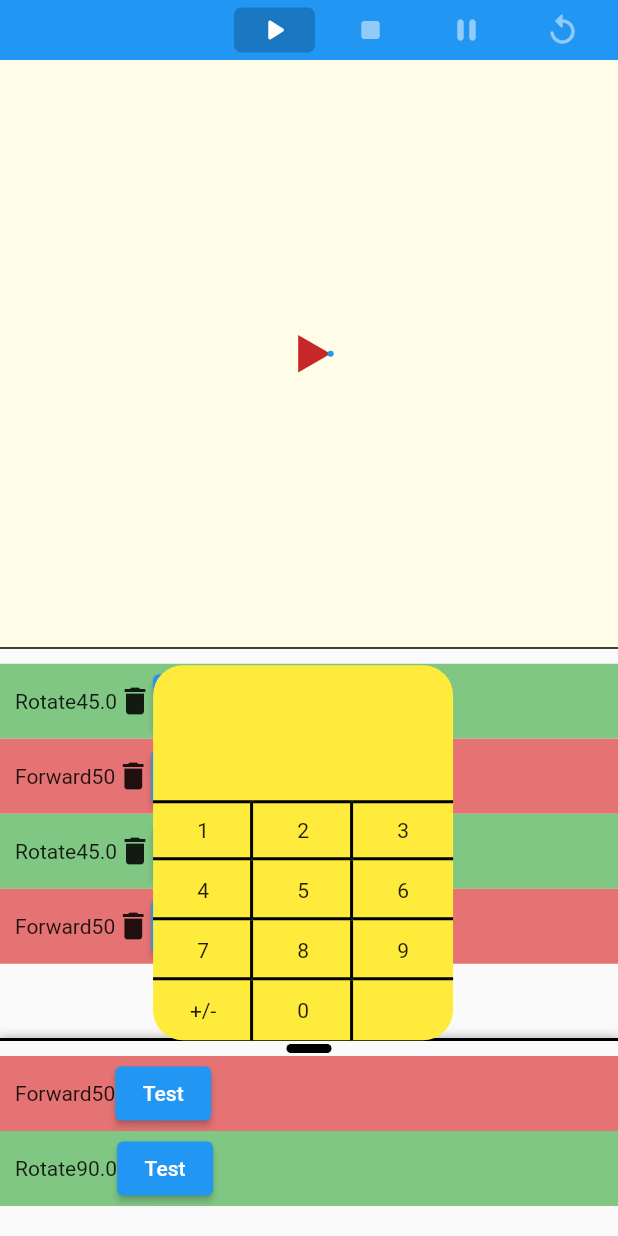
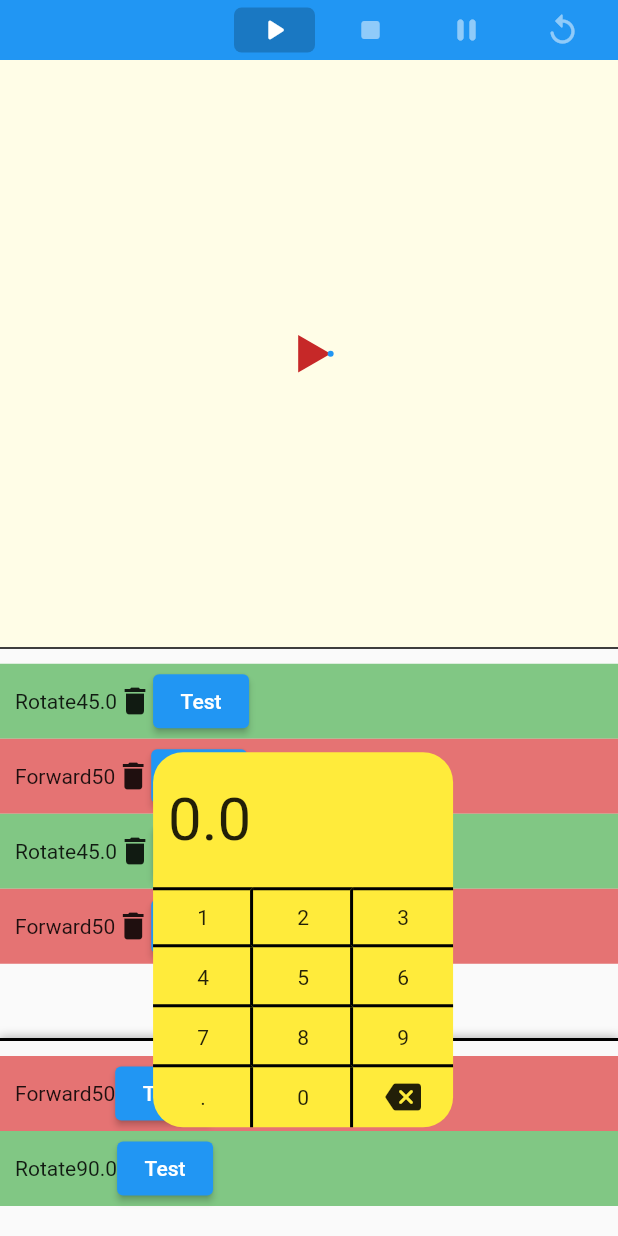
Before and after one commit to GiacomoPignoni/turtle_game, a Flutter app: the screen it shows after launch, after a tap on the "delete" icon, after a tap on "Test", on a phone screen of 412 x 824 dp. Run offline on Flutter 3.47's test engine with Material 2 defaults, Android fonts, the light colour scheme and no system bars; drawn by our look-alikes of auto_size_text.

Commit message:
Some other improvements on numpad

```diff
--- a/lib/screens/main/widgets/top_bar.dart
+++ b/lib/screens/main/widgets/top_bar.dart
@@ -84,6 +84,7 @@ class _TopBarButtonState extends State<TopBarButton> {
         child: Tooltip(
           message: widget.disabled ? "" : widget.tooltipMessage,
           waitDuration: const Duration(milliseconds: 500),
+          child: RepaintBoundary(
             child: AnimatedContainer(
               duration: const Duration(milliseconds: 200),
               height: 30,
@@ -95,6 +96,7 @@ class _TopBarButtonState extends State<TopBarButton> {
               child: Icon(
                 widget.icon,
                 color: (widget.disabled) ? Theme.of(context).colorScheme.onPrimary.withOpacity(0.5) : Theme.of(context).colorScheme.onPrimary,
+              ),
             ),
           ),
         ),
--- a/lib/widgets/numpad_popup.dart
+++ b/lib/widgets/numpad_popup.dart
@@ -1,12 +1,8 @@
-import 'dart:ui';
-
+import 'package:auto_size_text/auto_size_text.dart';
 import 'package:flutter/material.dart';
 
 class NumpadPopupButton extends StatefulWidget {
-  final Offset offset;
-
   const NumpadPopupButton({
-    this.offset = Offset.zero,
     Key? key
   }) : super(key: key);
 
@@ -27,39 +23,61 @@ class _NumpadPopupButtonState extends State<NumpadPopupButton> {
 
   Future<void> _showPopup({
     bool useRootNavigator = false,
+    double initialValue = 0
   }) async {
-    final RenderBox button = context.findRenderObject()! as RenderBox;
-    final RenderBox overlay = Navigator.of(context).overlay!.context.findRenderObject()! as RenderBox;
-    final RelativeRect position = RelativeRect.fromRect(
+    final button = context.findRenderObject()! as RenderBox;
+    final offset = Offset(0, button.size.height + 10);
+    final overlay = Navigator.of(context).overlay!.context.findRenderObject()! as RenderBox;
+    final position = RelativeRect.fromRect(
       Rect.fromPoints(
-        button.localToGlobal(widget.offset, ancestor: overlay),
-        button.localToGlobal(button.size.bottomRight(Offset.zero) + widget.offset, ancestor: overlay),
+        button.localToGlobal(offset, ancestor: overlay),
+        button.localToGlobal(button.size.bottomRight(Offset.zero) + offset, ancestor: overlay),
       ),
       Offset.zero & overlay.size,
     );
 
-    final NavigatorState navigator = Navigator.of(context, rootNavigator: useRootNavigator);
+    final navigator = Navigator.of(context, rootNavigator: useRootNavigator);
     await navigator.push(_NumpadPopupRoute(
       position: position,
+      initialValue: initialValue,
       barrierLabel: MaterialLocalizations.of(context).modalBarrierDismissLabel,
       capturedThemes: InheritedTheme.capture(from: context, to: navigator.context),
     ));
   }
 }
 
-class _NumpadPopup extends StatelessWidget {
-  final double _borderRadiusValue = 20;
-
+class _NumpadPopup extends StatefulWidget {
+  final double initialValue;
   final _NumpadPopupRoute route;
 
   const _NumpadPopup({
-    required this.route
+    required this.route,
+    required this.initialValue
   });
+
+  @override
+  State<_NumpadPopup> createState() => _NumpadPopupState();
+}
+
+class _NumpadPopupState extends State<_NumpadPopup> {
+  final double _borderRadiusValue = 20;
+  late final ValueNotifier<String> _currentValue;
+
+  @override
+  void initState() {
+    String tempCurrentValue = widget.initialValue.toString();
+    final last = tempCurrentValue.split(".").last;
+    if(last == "0") {
+      tempCurrentValue.replaceAll(last, "");
+    }
+    _currentValue = ValueNotifier(tempCurrentValue);
+    super.initState();
+  }
 
   @override
   Widget build(BuildContext context) {
     return ScaleTransition(
-      scale: route.animation!,
+      scale: widget.route.animation!,
       child: Container(
         width: 200,
         height: 250,
@@ -70,22 +88,48 @@ class _NumpadPopup extends StatelessWidget {
         child: Column(
           children: [
             Expanded(
-              child: Container()
+              child: Padding(
+                padding: const EdgeInsets.symmetric(horizontal: 10),
+                child: Row(
+                  children: [
+                    Expanded(
+                      child: ValueListenableBuilder<String>(
+                        valueListenable: _currentValue,
+                        builder: (context, currentValue, child) {
+                          return AutoSizeText(
+                            currentValue,
+                            maxLines: 1,
+                            style: const TextStyle(
+                              fontSize: 40
+                            ),
+                          );
+                        },
+                      ),
+                    )
+                  ],
+                ),
+              )
             ),
             _NumpadPopupButtonsRow(
               firstRow: true,
               buttonsData: [
                 _NumpadPopupButtonsData(
                   text: "1",
-                  onPressed: () => {}
+                  onPressed: () => setState(() {
+                    _currentValue.value += "1";
+                  })
                 ),
                 _NumpadPopupButtonsData(
                   text: "2",
-                  onPressed: () => {}
+                  onPressed: () => setState(() {
+                    _currentValue.value += "2";
+                  })
                 ),
                 _NumpadPopupButtonsData(
                   text: "3",
-                  onPressed: () => {}
+                  onPressed: () => setState(() {
+                    _currentValue.value += "3";
+                  })
                 )
               ],
             ),
@@ -93,15 +137,21 @@ class _NumpadPopup extends StatelessWidget {
               buttonsData: [
                 _NumpadPopupButtonsData(
                   text: "4",
-                  onPressed: () => {}
+                  onPressed: () => setState(() {
+                    _currentValue.value += "4";
+                  })
                 ),
                 _NumpadPopupButtonsData(
                   text: "5",
-                  onPressed: () => {}
+                  onPressed: () => setState(() {
+                    _currentValue.value += "5";
+                  })
                 ),
                 _NumpadPopupButtonsData(
                   text: "6",
-                  onPressed: () => {}
+                  onPressed: () => setState(() {
+                    _currentValue.value += "6";
+                  })
                 )
               ],
             ),
@@ -109,15 +159,21 @@ class _NumpadPopup extends StatelessWidget {
               buttonsData: [
                 _NumpadPopupButtonsData(
                   text: "7",
-                  onPressed: () => {}
+                  onPressed: () => setState(() {
+                    _currentValue.value += "7";
+                  })
                 ),
                 _NumpadPopupButtonsData(
                   text: "8",
-                  onPressed: () => {}
+                  onPressed: () => setState(() {
+                    _currentValue.value += "8";
+                  })
                 ),
                 _NumpadPopupButtonsData(
                   text: "9",
-                  onPressed: () => {}
+                  onPressed: () => setState(() {
+                    _currentValue.value += "9";
+                  })
                 )
               ],
             ),
@@ -126,16 +182,32 @@ class _NumpadPopup extends StatelessWidget {
               borderRadius: _borderRadiusValue,
               buttonsData: [
                 _NumpadPopupButtonsData(
-                  text: "+/-",
-                  onPressed: () => {}
+                  text: ".",
+                  onPressed: () {
+                    if(_currentValue.value.contains(".") == false) {
+                      setState(() {
+                        _currentValue.value += ".";
+                      });
+                    }
+                  }
                 ),
                 _NumpadPopupButtonsData(
                   text: "0",
-                  onPressed: () => {}
+                  onPressed: () => setState(() {
+                    _currentValue.value += "0";
+                  })
                 ),
                 _NumpadPopupButtonsData(
-                  text: null,
-                  onPressed: () => {}
+                  child: const Icon(
+                    Icons.backspace_rounded
+                  ),
+                  onPressed: () {
+                    if(_currentValue.value.isNotEmpty) {
+                       setState(() {
+                        _currentValue.value = _currentValue.value.substring(0, _currentValue.value.length - 1);
+                      });
+                    }
+                  }
                 )
               ],
             ),
@@ -148,10 +220,12 @@ class _NumpadPopup extends StatelessWidget {
 
 class _NumpadPopupButtonsData {
   final String? text;
+  final Widget? child;
   final void Function() onPressed;
 
   const _NumpadPopupButtonsData({
-    required this.text,
+    this.text,
+    this.child,
     required this.onPressed
   });
 }
@@ -179,9 +253,10 @@ class _NumpadPopupButtonsRow extends StatelessWidget{
           final borderRadiusAlignment = _calculateBorderRadiusAlignment(index);
 
           return _NumpadPopopButton(
-            text: buttonData.text ?? "",
+            text: buttonData.text,
+            child: buttonData.child,
             onPressed: buttonData.onPressed,
-            enabled: buttonData.text != null,
+            enabled: buttonData.text != null || buttonData.child != null,
             showTopBorder: firstRow,
             showBottomBorder: lastRow == false,
             showRightBorder: (index == buttonsData.length - 1) == false,
@@ -207,7 +282,8 @@ class _NumpadPopupButtonsRow extends StatelessWidget{
 }
 
 class _NumpadPopopButton extends StatefulWidget {
-  final String text;
+  final String? text;
+  final Widget? child;
   final void Function() onPressed;
   final bool enabled;
   final bool showTopBorder;
@@ -218,8 +294,9 @@ class _NumpadPopopButton extends StatefulWidget {
   final Alignment? borderRadiusAlignment;
 
   const _NumpadPopopButton({
-    required this.text,
     required this.onPressed,
+    this.text,
+    this.child,
     this.enabled = true,
     this.showTopBorder = false,
     this.showRightBorder = true,
@@ -227,7 +304,7 @@ class _NumpadPopopButton extends StatefulWidget {
     this.borderColor = Colors.black,
     this.borderRadius,
     this.borderRadiusAlignment
-  }) : assert(borderRadiusAlignment != null || borderRadius == null);
+  }) : assert((borderRadiusAlignment != null || borderRadius == null) && (text == null || child == null));
 
   @override
   State<_NumpadPopopButton> createState() => _NumpadPopopButtonState();
@@ -239,6 +316,8 @@ class _NumpadPopopButtonState extends State<_NumpadPopopButton> {
   @override
   Widget build(BuildContext context) {
     return Flexible(
+      child: MouseRegion(
+        cursor: (widget.enabled) ? SystemMouseCursors.click : SystemMouseCursors.alias,
         child: GestureDetector(
           onTapDown:  widget.enabled ? (_) => setState(() => _isDown = true) : null,
           onTapCancel: widget.enabled ? () => setState(() => _isDown = false) : null,
@@ -246,12 +325,13 @@ class _NumpadPopopButtonState extends State<_NumpadPopopButton> {
           onTap: widget.onPressed,
           child: Stack(
             children: [
-            AnimatedContainer(
+              RepaintBoundary(
+                child: AnimatedContainer(
                   duration: const Duration(milliseconds: 100),
                   height: 40,
                   alignment: Alignment.center,
                   decoration: BoxDecoration(
-                color: _isDown ? const Color(0x44101010) : const Color(0x00000000),
+                    color: _isDown && widget.text != null ? const Color(0x44101010) : const Color(0x00000000),
                     borderRadius: BorderRadius.only(
                       topLeft: (widget.borderRadiusAlignment == Alignment.topLeft) ? Radius.circular(widget.borderRadius!) : Radius.zero,
                       topRight: (widget.borderRadiusAlignment == Alignment.topRight) ? Radius.circular(widget.borderRadius!) : Radius.zero,
@@ -259,7 +339,14 @@ class _NumpadPopopButtonState extends State<_NumpadPopopButton> {
                       bottomLeft: (widget.borderRadiusAlignment == Alignment.bottomLeft) ? Radius.circular(widget.borderRadius!) : Radius.zero,
                     ),
                   ),
-              child: Text(widget.text),
+                  child: (widget.text != null)
+                    ? Text(widget.text!)
+                    : AnimatedScale(
+                      scale: _isDown && widget.child != null ? 0.9 : 1,
+                      duration: const Duration(milliseconds: 100),
+                      child: widget.child,
+                    ),
+                ),
               ),
               Container(
                 height: 40,
@@ -274,6 +361,7 @@ class _NumpadPopopButtonState extends State<_NumpadPopopButton> {
               )
             ],
           ),
+        ),
       )
     );
   }
@@ -282,9 +370,10 @@ class _NumpadPopopButtonState extends State<_NumpadPopopButton> {
 class _NumpadPopupRoute<T> extends PopupRoute<T> {
   final RelativeRect position;
   final CapturedThemes capturedThemes;
+  final double initialValue;
 
   @override
-  Duration get transitionDuration => const Duration(milliseconds: 500);
+  Duration get transitionDuration => const Duration(milliseconds: 400);
 
   @override
   bool get barrierDismissible => true;
@@ -299,6 +388,7 @@ class _NumpadPopupRoute<T> extends PopupRoute<T> {
     required this.position,
     required this.barrierLabel,
     required this.capturedThemes,
+    required this.initialValue
   });
 
   @override
@@ -327,7 +417,10 @@ class _NumpadPopupRoute<T> extends PopupRoute<T> {
               Directionality.of(context),
               mediaQuery.padding,
             ),
-            child: capturedThemes.wrap(_NumpadPopup(route: this)),
+            child: capturedThemes.wrap(_NumpadPopup(
+              route: this,
+              initialValue: initialValue,
+            )),
           );
         },
       ),
--- a/lib/widgets/turtle_canvas/turtle_canvas.dart
+++ b/lib/widgets/turtle_canvas/turtle_canvas.dart
@@ -30,6 +30,7 @@ class TurtleCanvasState extends State<TurtleCanvas> with SingleTickerProviderSta
     return SizedBox.expand(
       child: Container(
         color: Colors.yellow[50],
+        child: RepaintBoundary(
           child: AnimatedBuilder(
             animation: widget.controller.animationController,
             builder: (context, snapshot) {
@@ -51,6 +52,7 @@ class TurtleCanvasState extends State<TurtleCanvas> with SingleTickerProviderSta
                 }
               );
             }
+          ),
         )
       ),
     );
--- a/pubspec.yaml
+++ b/pubspec.yaml
@@ -13,6 +13,7 @@ dependencies:
   cupertino_icons: ^1.0.2
   provider: ^6.0.2
   async: ^2.8.2
+  auto_size_text: ^3.0.0
 
 dev_dependencies:
   flutter_test:
```
Also changed, not shown: pubspec.lock. Lines whose indentation alone changed are shown as unchanged.
